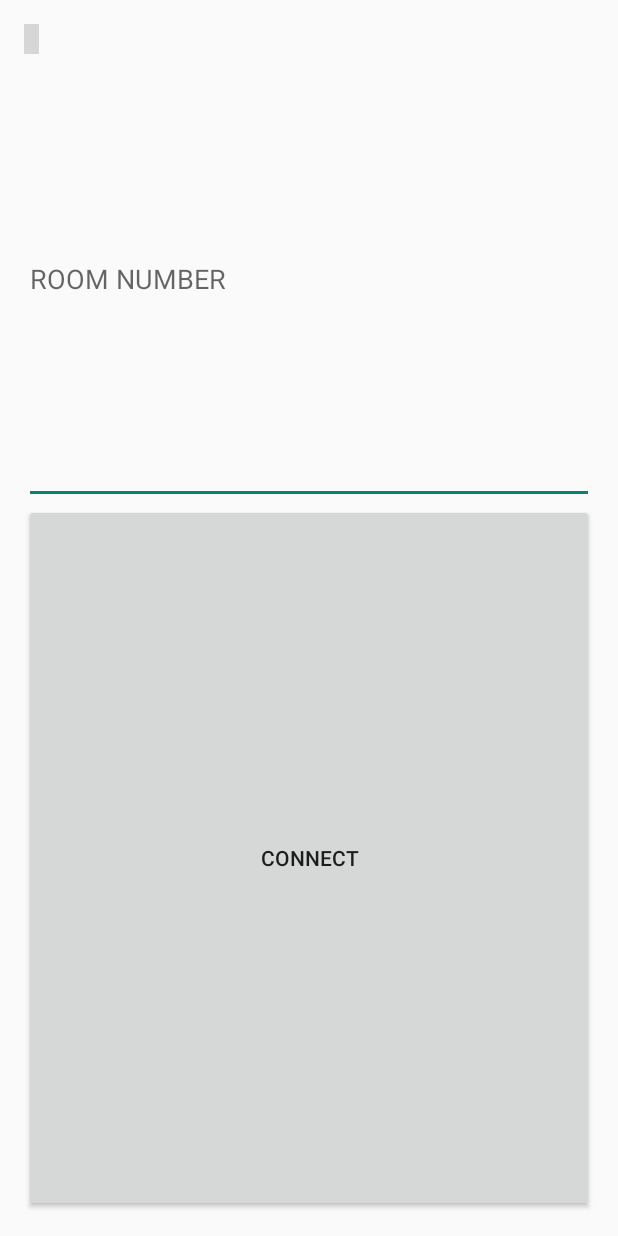
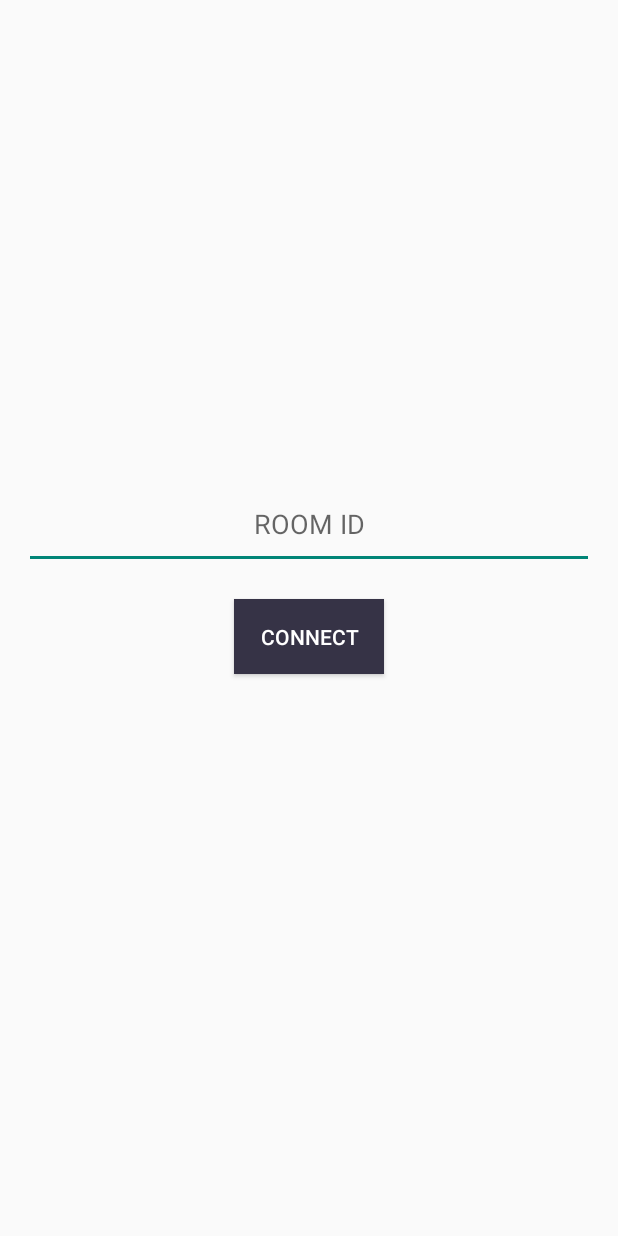
Before and after one commit to jsshao/WAT, an Android app: the layout activity_main.xml on its own in the app's theme, with its tools: preview values and no code run, on a phone screen of 412 x 824 dp. Run offline under Robolectric (Android 15) with nearby library versions, the phone set to English and light mode, and no system bars; grey boxes are pictures that could not be loaded.

Commit message:
done android + ui changes

```diff
--- a/Android/app/src/main/res/layout/activity_main.xml
+++ b/Android/app/src/main/res/layout/activity_main.xml
@@ -4,29 +4,25 @@
     android:layout_height="match_parent"
     android:paddingLeft="@dimen/activity_horizontal_margin"
     android:paddingRight="@dimen/activity_horizontal_margin"
-    android:paddingTop="@dimen/activity_vertical_margin"
-    android:paddingBottom="@dimen/activity_vertical_margin"
+    android:paddingBottom="55dp"
+    android:gravity="center"
     android:orientation="vertical"
     tools:context=".MainActivity">
-
-    <android.opengl.GLSurfaceView
-        android:id="@+id/glview_call"
-        android:layout_width="10dp"
-        android:layout_height="10dp" />
-    <android.view.SurfaceView
-        android:id="@+id/preview"
-        android:layout_width="10dp"
-        android:layout_height="10dp" />
 
     <!--<include layout="@layout/toolbar"/>-->
     <EditText
         android:layout_width="match_parent"
-        android:layout_height="300dp"
-        android:hint="ROOM NUMBER"
+        android:layout_height="60dp"
+        android:gravity="center"
+        android:hint="ROOM ID"
         android:id="@+id/roomEditText"/>
     <Button
-        android:layout_width="match_parent"
-        android:layout_height="match_parent"
+        android:layout_width="100dp"
+        android:layout_height="50dp"
+        android:layout_marginTop="20dp"
+        android:layout_gravity="center"
+        android:background="#363346"
+        android:textColor="#FFFFFF"
         android:id="@+id/connectBtn"
         android:text="Connect"/>
 </LinearLayout>
```
Also changed, not shown: Android/app/src/main/AndroidManifest.xml (+1 -6 lines), Android/app/src/main/java/tsm/wat/MainActivity.java (+2 -61 lines), Android/app/src/main/java/tsm/wat/RTCClient.java (+46 -27 lines).
